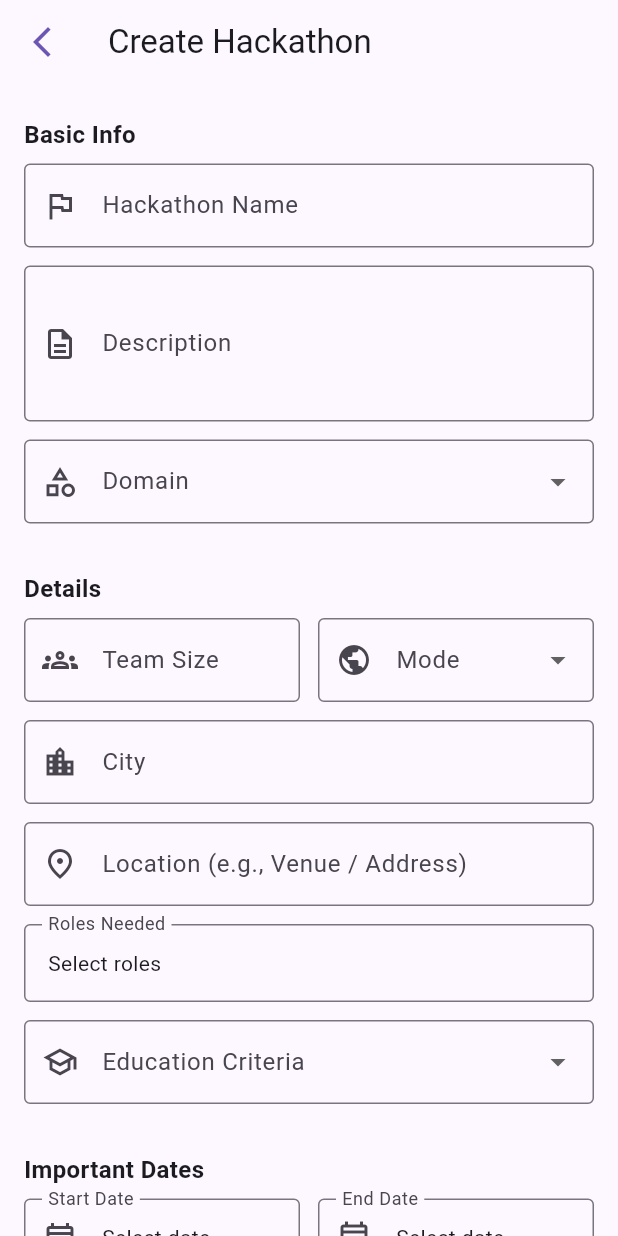
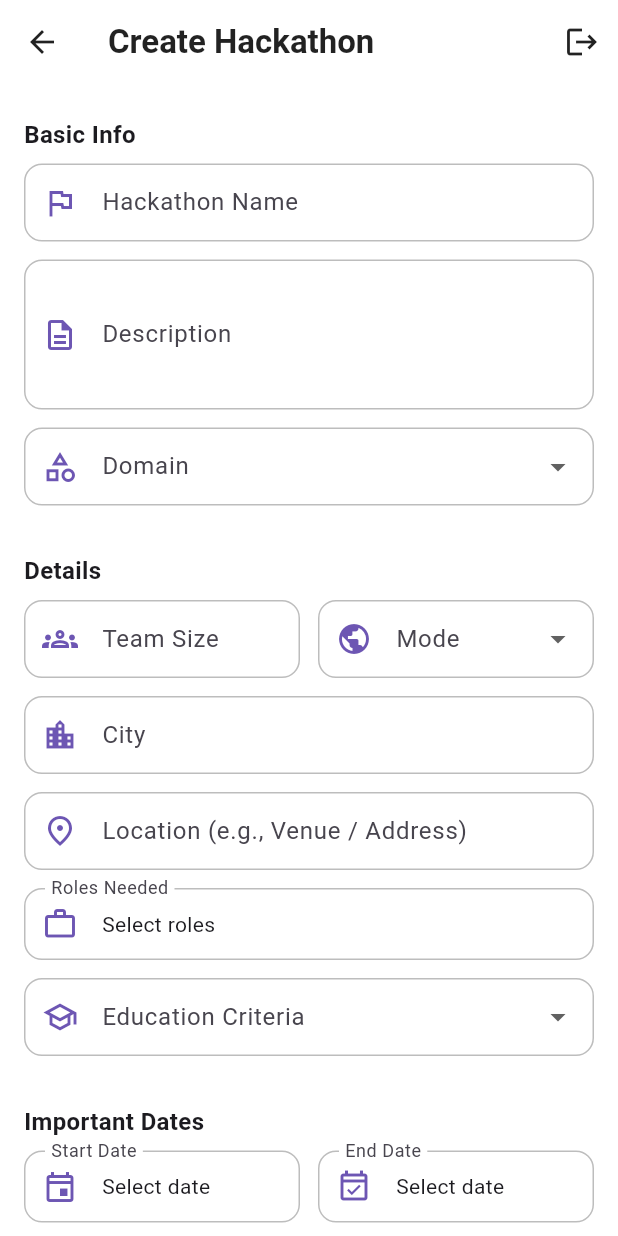
Before and after one commit to judimfm-creator/BuildMate-SWE444, a Flutter app: the CreateHackathonView screen opened directly, on a phone screen of 412 x 824 dp. Run offline on Flutter 3.47's test engine with Material 3 defaults, Android fonts, the phone set to English and light mode, and no system bars; our stand-ins replace cloud_firestore, firebase_auth, firebase_core, font_awesome_flutter, image_picker; accounts and stored records are empty.

Commit message:
Style Create Hackathon page

```diff
--- a/lib/view/create_hackathon_view.dart
+++ b/lib/view/create_hackathon_view.dart
@@ -1,6 +1,7 @@
 import 'package:flutter/material.dart';
 import '../model/hackathon.dart';
 import '../viewmodel/create_hackathon_controller.dart';
+import '../widgets/buildmate_app_bar.dart';
 
 class CreateHackathonView extends StatefulWidget {
   const CreateHackathonView({super.key});
@@ -46,7 +47,7 @@ class _CreateHackathonViewState extends State<CreateHackathonView> {
     'Sustainability & Social Good',
     'Gaming & Entertainment',
     'General',
-    'Other' ,
+    'Other',
   ];
 
   final List<String> modes = const [
@@ -64,14 +65,16 @@ class _CreateHackathonViewState extends State<CreateHackathonView> {
 
   List<String> selectedRoles = [];
 
-  final List<String> availableRoles = [
+  final List<String> availableRoles = const [
     'Designer',
     'Flutter Developer',
     'Backend Developer',
     'UI/UX',
     'Data Analyst',
-    'Other' ,
+    'Other',
   ];
+
+  static const Color purple = Color(0xFF6D56B3);
 
   @override
   void dispose() {
@@ -85,6 +88,45 @@ class _CreateHackathonViewState extends State<CreateHackathonView> {
     super.dispose();
   }
 
+  // =========================
+  // Styling Helpers (Like Login/Profile)
+  // =========================
+  InputDecoration _fieldDecoration({
+    required String label,
+    required IconData icon,
+    String? hint,
+    String? errorText,
+  }) {
+    return InputDecoration(
+      labelText: label,
+      hintText: hint,
+      prefixIcon: Icon(icon, color: purple),
+      errorText: errorText,
+      contentPadding: const EdgeInsets.symmetric(horizontal: 14, vertical: 14),
+      border: OutlineInputBorder(borderRadius: BorderRadius.circular(12)),
+      enabledBorder: OutlineInputBorder(
+        borderRadius: BorderRadius.circular(12),
+        borderSide: BorderSide(color: Colors.grey.shade400, width: 1),
+      ),
+      focusedBorder: OutlineInputBorder(
+        borderRadius: BorderRadius.circular(12),
+        borderSide: const BorderSide(color: purple, width: 1.6),
+      ),
+    );
+  }
+
+  ButtonStyle _primaryButtonStyle() {
+    return ElevatedButton.styleFrom(
+      backgroundColor: purple,
+      foregroundColor: Colors.white,
+      shape: RoundedRectangleBorder(borderRadius: BorderRadius.circular(12)),
+      elevation: 0,
+    );
+  }
+
+  // =========================
+  // Date Helpers
+  // =========================
   String _formatDate(DateTime? d) {
     if (d == null) return "";
     final y = d.year.toString().padLeft(4, '0');
@@ -107,6 +149,7 @@ class _CreateHackathonViewState extends State<CreateHackathonView> {
     setState(() {
       startDate = picked;
       startDateError = null;
+
       if (endDate != null && endDate!.isBefore(picked)) {
         endDate = null;
       }
@@ -133,7 +176,10 @@ class _CreateHackathonViewState extends State<CreateHackathonView> {
     });
   }
 
-  Future<void> _submit() async{
+  // =========================
+  // Submit
+  // =========================
+  Future<void> _submit() async {
     final isFormValid = _formKey.currentState!.validate();
 
     setState(() {
@@ -143,26 +189,31 @@ class _CreateHackathonViewState extends State<CreateHackathonView> {
 
     if (!isFormValid || startDate == null || endDate == null) return;
 
+    // roles required
+    if (selectedRoles.isEmpty) {
+      ScaffoldMessenger.of(context).showSnackBar(
+        const SnackBar(content: Text("Please select at least one role.")),
+      );
+      return;
+    }
+
     setState(() => isSubmitting = true);
-
-    if (selectedRoles.isEmpty) return;
 
     final hackathon = Hackathon(
       name: nameController.text.trim(),
       description: descriptionController.text.trim(),
       domain: selectedDomain == 'Other'
           ? otherDomainController.text.trim()
-          : selectedDomain!.trim(),
+          : (selectedDomain ?? "").trim(),
       teamSize: int.tryParse(teamSizeController.text.trim()) ?? 0,
       city: cityController.text.trim(),
       location: locationController.text.trim(),
-      mode: selectedMode!.trim(),
+      mode: (selectedMode ?? "").trim(),
       rolesNeeded: [
         ...selectedRoles.where((r) => r != "Other"),
-        if (selectedRoles.contains("Other"))
-          otherRoleController.text.trim(),
+        if (selectedRoles.contains("Other")) otherRoleController.text.trim(),
       ],
-      educationCriteria: selectedEducation!.trim(),
+      educationCriteria: (selectedEducation ?? "").trim(),
       startDate: startDate!,
       endDate: endDate!,
     );
@@ -181,12 +232,14 @@ class _CreateHackathonViewState extends State<CreateHackathonView> {
       teamSizeController.clear();
       cityController.clear();
       locationController.clear();
+      otherDomainController.clear();
       otherRoleController.clear();
 
       setState(() {
         selectedMode = null;
         selectedDomain = null;
         selectedEducation = null;
+        selectedRoles = [];
         startDate = null;
         endDate = null;
         startDateError = null;
@@ -194,10 +247,12 @@ class _CreateHackathonViewState extends State<CreateHackathonView> {
       });
     } catch (e) {
       if (!mounted) return;
+
       String message = "Something went wrong. Please try again.";
       if (e.toString().contains("TimeoutException")) {
         message = "No internet connection. Please check your network.";
       }
+
       ScaffoldMessenger.of(context).showSnackBar(
         SnackBar(content: Text(message)),
       );
@@ -206,21 +261,19 @@ class _CreateHackathonViewState extends State<CreateHackathonView> {
     }
   }
 
+  // =========================
+  // UI
+  // =========================
   @override
   Widget build(BuildContext context) {
     final theme = Theme.of(context);
-    const purple = Color(0xFF6D56B3); // اللون المعتمد لمشروعك
 
     return Scaffold(
-      appBar: AppBar(
-        title: const Text("Create Hackathon"),
-        // السهم الذي يوجه لصفحه سابقه
-        leading: IconButton(
-          icon: const Icon(Icons.arrow_back_ios_new, color: purple),
-          onPressed: () {
-            Navigator.pop(context);
-          },
-        ),
+      backgroundColor: Colors.white,
+      appBar: BuildMateAppBar(
+        titleText: "Create Hackathon",
+        showBack: true,
+        onBack: () => Navigator.pop(context),
       ),
       body: SafeArea(
         child: SingleChildScrollView(
@@ -230,6 +283,7 @@ class _CreateHackathonViewState extends State<CreateHackathonView> {
             child: Column(
               children: [
                 _sectionTitle("Basic Info"),
+
                 _textField(
                   controller: nameController,
                   label: "Hackathon Name",
@@ -240,6 +294,7 @@ class _CreateHackathonViewState extends State<CreateHackathonView> {
                     return null;
                   },
                 ),
+
                 _textField(
                   controller: descriptionController,
                   label: "Description",
@@ -251,6 +306,7 @@ class _CreateHackathonViewState extends State<CreateHackathonView> {
                     return null;
                   },
                 ),
+
                 _dropdownField(
                   label: "Domain",
                   icon: Icons.category_outlined,
@@ -258,15 +314,24 @@ class _CreateHackathonViewState extends State<CreateHackathonView> {
                   items: domains,
                   onChanged: (v) => setState(() => selectedDomain = v),
                 ),
+
                 if (selectedDomain == 'Other')
                   _textField(
                     controller: otherDomainController,
                     label: "Specify Domain",
                     icon: Icons.edit_outlined,
+                    validator: (v) {
+                      if (selectedDomain == 'Other' &&
+                          (v == null || v.trim().isEmpty)) {
+                        return "Required";
+                      }
+                      return null;
+                    },
                   ),
+
                 const SizedBox(height: 14),
+                _sectionTitle("Details"),
 
-                _sectionTitle("Details"),
                 Row(
                   children: [
                     Expanded(
@@ -295,16 +360,20 @@ class _CreateHackathonViewState extends State<CreateHackathonView> {
                     ),
                   ],
                 ),
+
                 _textField(
                   controller: cityController,
                   label: "City",
                   icon: Icons.location_city_outlined,
                 ),
+
                 _textField(
                   controller: locationController,
                   label: "Location (e.g., Venue / Address)",
                   icon: Icons.place_outlined,
                 ),
+
+                // Roles
                 Padding(
                   padding: const EdgeInsets.only(bottom: 12),
                   child: Column(
@@ -316,6 +385,7 @@ class _CreateHackathonViewState extends State<CreateHackathonView> {
                             context: context,
                             builder: (context) {
                               List<String> tempSelected = List.from(selectedRoles);
+
                               return StatefulBuilder(
                                 builder: (context, setDialogState) {
                                   return AlertDialog(
@@ -329,7 +399,9 @@ class _CreateHackathonViewState extends State<CreateHackathonView> {
                                             onChanged: (checked) {
                                               setDialogState(() {
                                                 if (checked == true) {
-                                                  tempSelected.add(role);
+                                                  if (!tempSelected.contains(role)) {
+                                                    tempSelected.add(role);
+                                                  }
                                                 } else {
                                                   tempSelected.remove(role);
                                                 }
@@ -347,6 +419,7 @@ class _CreateHackathonViewState extends State<CreateHackathonView> {
                                       ElevatedButton(
                                         onPressed: () =>
                                             Navigator.pop(context, tempSelected),
+                                        style: _primaryButtonStyle(),
                                         child: const Text("Done"),
                                       ),
                                     ],
@@ -355,16 +428,15 @@ class _CreateHackathonViewState extends State<CreateHackathonView> {
                               );
                             },
                           );
+
                           if (result != null) {
-                            setState(() {
-                              selectedRoles = result;
-                            });
+                            setState(() => selectedRoles = result);
                           }
                         },
                         child: InputDecorator(
-                          decoration: const InputDecoration(
-                            labelText: "Roles Needed",
-                            border: OutlineInputBorder(),
+                          decoration: _fieldDecoration(
+                            label: "Roles Needed",
+                            icon: Icons.work_outline,
                           ),
                           child: Text(
                             selectedRoles.isEmpty
@@ -373,6 +445,7 @@ class _CreateHackathonViewState extends State<CreateHackathonView> {
                           ),
                         ),
                       ),
+
                       if (selectedRoles.contains("Other"))
                         Padding(
                           padding: const EdgeInsets.only(top: 8),
@@ -380,11 +453,19 @@ class _CreateHackathonViewState extends State<CreateHackathonView> {
                             controller: otherRoleController,
                             label: "Specify Other Role",
                             icon: Icons.edit_outlined,
+                            validator: (v) {
+                              if (selectedRoles.contains("Other") &&
+                                  (v == null || v.trim().isEmpty)) {
+                                return "Required";
+                              }
+                              return null;
+                            },
                           ),
                         ),
                     ],
                   ),
                 ),
+
                 _dropdownField(
                   label: "Education Criteria",
                   icon: Icons.school_outlined,
@@ -395,6 +476,7 @@ class _CreateHackathonViewState extends State<CreateHackathonView> {
 
                 const SizedBox(height: 14),
                 _sectionTitle("Important Dates"),
+
                 Row(
                   children: [
                     Expanded(
@@ -426,11 +508,15 @@ class _CreateHackathonViewState extends State<CreateHackathonView> {
                   height: 48,
                   child: ElevatedButton.icon(
                     onPressed: isSubmitting ? null : _submit,
+                    style: _primaryButtonStyle(),
                     icon: isSubmitting
                         ? const SizedBox(
                       width: 18,
                       height: 18,
-                      child: CircularProgressIndicator(strokeWidth: 2),
+                      child: CircularProgressIndicator(
+                        strokeWidth: 2,
+                        color: Colors.white,
+                      ),
                     )
                         : const Icon(Icons.check_circle_outline),
                     label: Text(isSubmitting ? "Saving..." : "Submit"),
@@ -450,6 +536,9 @@ class _CreateHackathonViewState extends State<CreateHackathonView> {
     );
   }
 
+  // =========================
+  // Widgets
+  // =========================
   Widget _sectionTitle(String text) {
     return Padding(
       padding: const EdgeInsets.only(bottom: 8, top: 6),
@@ -481,12 +570,7 @@ class _CreateHackathonViewState extends State<CreateHackathonView> {
         textInputAction: TextInputAction.next,
         validator: validator ??
                 (value) => (value == null || value.trim().isEmpty) ? "Required" : null,
-        decoration: InputDecoration(
-          labelText: label,
-          hintText: hint,
-          prefixIcon: Icon(icon),
-          border: const OutlineInputBorder(),
-        ),
+        decoration: _fieldDecoration(label: label, icon: icon, hint: hint),
       ),
     );
   }
@@ -507,11 +591,7 @@ class _CreateHackathonViewState extends State<CreateHackathonView> {
             .toList(),
         onChanged: onChanged,
         validator: (v) => (v == null || v.isEmpty) ? "Required" : null,
-        decoration: InputDecoration(
-          labelText: label,
-          prefixIcon: Icon(icon),
-          border: const OutlineInputBorder(),
-        ),
+        decoration: _fieldDecoration(label: label, icon: icon),
       ),
     );
   }
@@ -528,10 +608,9 @@ class _CreateHackathonViewState extends State<CreateHackathonView> {
       child: InkWell(
         onTap: onTap,
         child: InputDecorator(
-          decoration: InputDecoration(
-            labelText: label,
-            prefixIcon: Icon(icon),
-            border: const OutlineInputBorder(),
+          decoration: _fieldDecoration(
+            label: label,
+            icon: icon,
             errorText: errorText,
           ),
           child: Text(valueText.isEmpty ? "Select date" : valueText),
```
